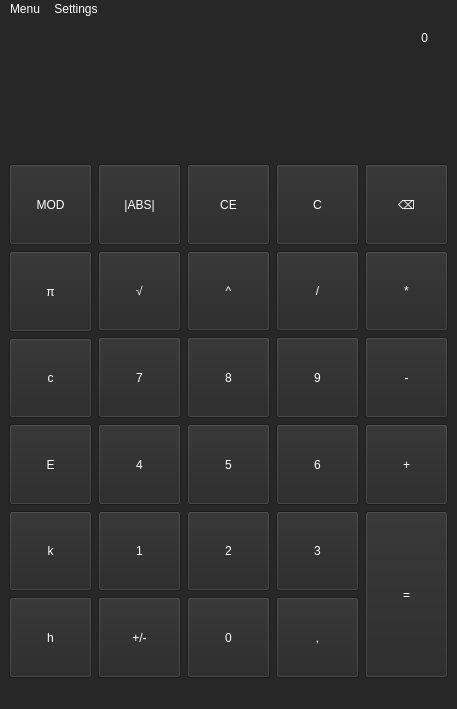
This is src/mainwindow.ui in Jakub-Miko/IVS_Kalkulacka as Qt 5 draws it before an edit. The edited form follows.
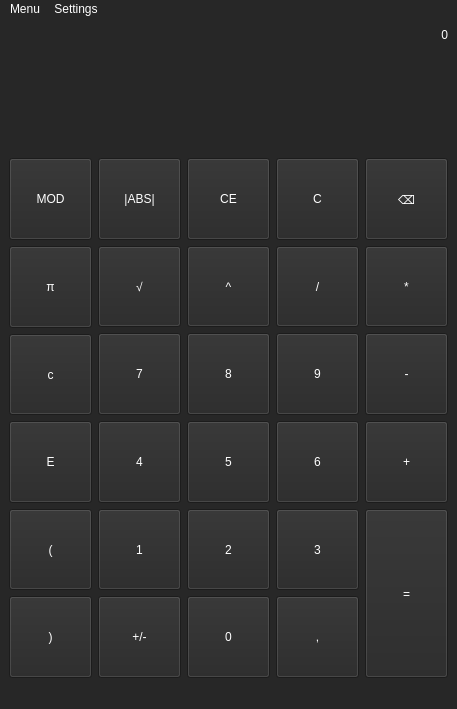
This is the edited form. Custom widgets are drawn as their Qt base class.

Patch:
```diff
--- a/src/mainwindow.ui
+++ b/src/mainwindow.ui
@@ -674,7 +674,7 @@
            <string notr="true"/>
           </property>
           <property name="text">
-           <string>k</string>
+           <string>(</string>
           </property>
           <property name="path" stdset="0">
            <string>k</string>
@@ -712,7 +712,7 @@
            <string notr="true"/>
           </property>
           <property name="text">
-           <string>h</string>
+           <string>)</string>
           </property>
           <property name="path" stdset="0">
            <string>h</string>
@@ -845,46 +845,6 @@
       <property name="spacing">
        <number>0</number>
       </property>
-      <item row="0" column="1">
-       <widget class="QLabel" name="operation">
-        <property name="sizePolicy">
-         <sizepolicy hsizetype="Fixed" vsizetype="Fixed">
-          <horstretch>0</horstretch>
-          <verstretch>0</verstretch>
-         </sizepolicy>
-        </property>
-        <property name="minimumSize">
-         <size>
-          <width>20</width>
-          <height>20</height>
-         </size>
-        </property>
-        <property name="maximumSize">
-         <size>
-          <width>40</width>
-          <height>40</height>
-         </size>
-        </property>
-        <property name="styleSheet">
-         <string notr="true">background: none;
-color: rgb(255, 255, 255);
-font: 17pt &quot;Impact&quot;;
-border:none</string>
-        </property>
-        <property name="text">
-         <string/>
-        </property>
-        <property name="scaledContents">
-         <bool>false</bool>
-        </property>
-        <property name="alignment">
-         <set>Qt::AlignCenter</set>
-        </property>
-        <property name="wordWrap">
-         <bool>true</bool>
-        </property>
-       </widget>
-      </item>
       <item row="0" column="0">
        <widget class="QLabel" name="equation">
         <property name="sizePolicy">
```
Left out of the diff: 4 changed lines with no effect on the pictures.
